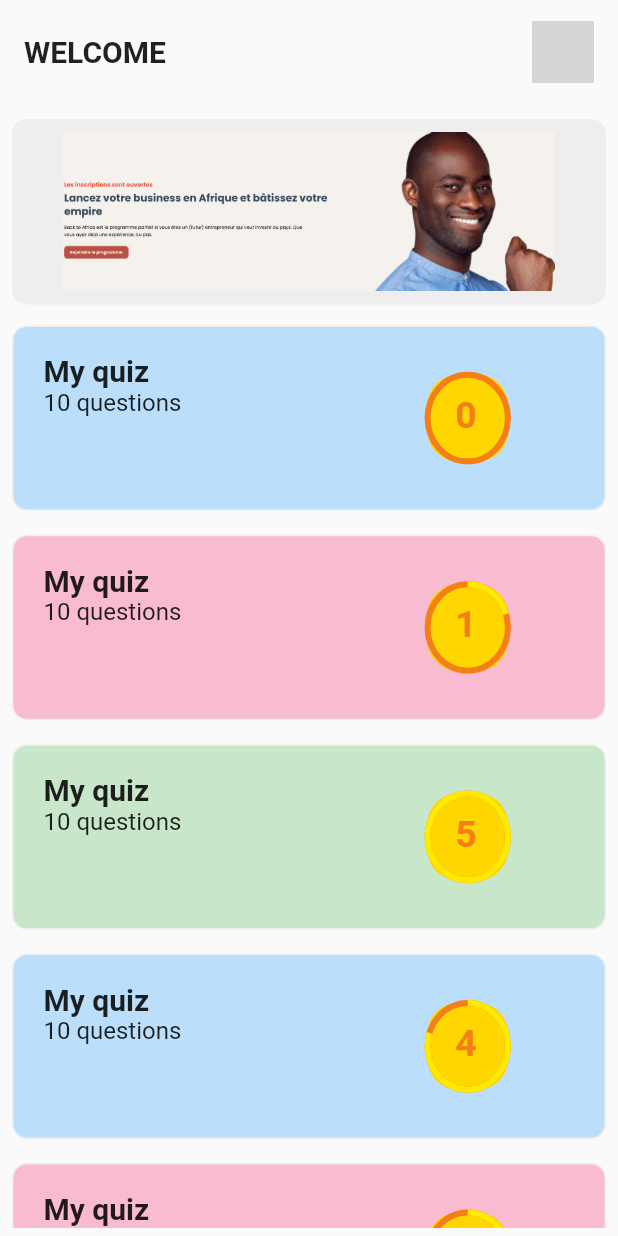
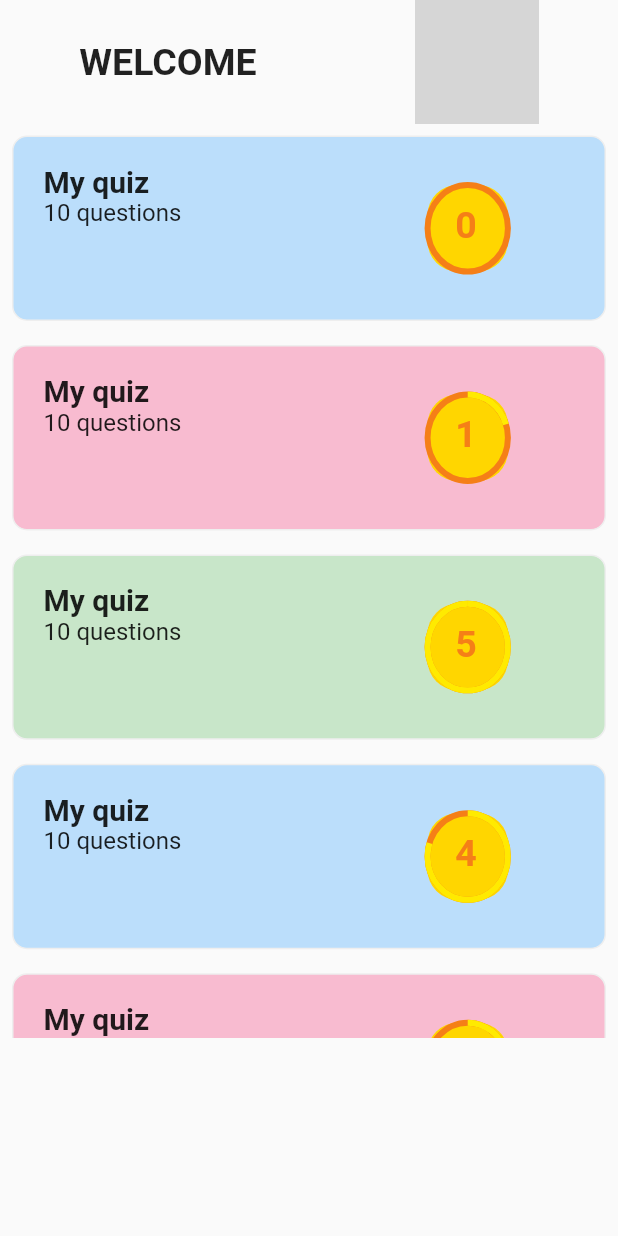
Before and after one commit to waymaiker/jangalma, a Flutter app: the ProfileScreen screen opened by its route, after a tap on the "close" icon, on a phone screen of 412 x 824 dp. Run offline on Flutter 3.47's test engine with Material 2 defaults, Android fonts, the phone set to English and light mode, and no system bars; our stand-ins replace cloud_firestore, firebase_auth, firebase_core, flutter_hooks, font_awesome_flutter, go_router and 1 more; missing offline and left inert: completethesentence, completetheword, hangingword, linear_progress_bar, readandrespond, selecttranslation and 3 more; accounts and stored records are empty; network calls fail; grey boxes are pictures that could not be loaded.

Commit message:
Adjust design on IOS

```diff
--- a/lib/helpers/constants.dart
+++ b/lib/helpers/constants.dart
@@ -1,5 +1,5 @@
 import 'package:flutter/material.dart';
 
-const Color FORTH_COLOR = Color.fromARGB(255, 255, 200, 45);
+const Color FORTH_COLOR = Color.fromRGBO(255, 222, 89, 1);
 
 enum ThemeModeCustom { system, on, off }
--- a/lib/screens/home_screen/home_screen.dart
+++ b/lib/screens/home_screen/home_screen.dart
@@ -1,7 +1,10 @@
+import 'dart:io';
+
 import 'package:flutter/material.dart';
 import 'package:flutter_hooks/flutter_hooks.dart';
 import 'package:go_router/go_router.dart';
 import 'package:hooks_riverpod/hooks_riverpod.dart';
+import 'package:jangalma/helpers/constants.dart';
 
 import 'package:jangalma/services/firebase_firestore_api_service.dart';
 
@@ -40,18 +43,12 @@ class HomeScreen extends HookWidget {
 
     return OverrideBackButtonWrapperWidget(
       child: Scaffold(
-        body: SizedBox(
-          height: MediaQuery.of(context).size.height,
-          width:  MediaQuery.of(context).size.width,
-          child: Column(
-            crossAxisAlignment: CrossAxisAlignment.start,
+        body: Column(
+          crossAxisAlignment: CrossAxisAlignment.center,
           children: [
             const HomeTopCard(),
-              SizedBox(height: MediaQuery.of(context).size.height*0.005),
-              const HomePublicity(),
             HomeContentWidget(widgets: widgets),
           ],
-          ),
         ),
       )
     );
@@ -66,7 +63,10 @@ class HomePublicity extends StatelessWidget {
     return GestureDetector(
       onTap: () => {},
       child: Padding(
-        padding: const EdgeInsets.symmetric(horizontal: 8.0, vertical: 6.0),
+        padding: const EdgeInsets.symmetric(
+          horizontal: 8.0,
+          vertical: 6.0
+        ),
         child: CardItemContainerWidget(
           widget: Container(
             padding: const EdgeInsets.all(8.0),
@@ -84,21 +84,31 @@ class HomeTopCard extends StatelessWidget {
   @override
   Widget build(BuildContext context) {
     const String image = "https://cdn.pixabay.com/photo/2017/02/16/23/10/smile-2072907_1280.jpg";
-    return Padding(
-      padding: const EdgeInsets.symmetric(horizontal: 8.0, vertical: 6.0),
-      child: Container(
-        padding: const EdgeInsets.all(8.0),
-        child: Row(
-          mainAxisAlignment: MainAxisAlignment.spaceBetween,
+    return Platform.isIOS
+      ? Container(
+          color: FORTH_COLOR,
+          height: MediaQuery.of(context).size.height*.2,
+          child: topCardContent(context, image),
+        )
+      : topCardContent(context, image);
+  }
+
+  Row topCardContent(BuildContext context, String image) {
+    return Row(
+      mainAxisAlignment: MainAxisAlignment.spaceAround,
       children: [
-            const Text("WELCOME", style: TextStyle(fontSize: 20, fontWeight: FontWeight.bold)),
+        const Text(
+          "WELCOME",
+          style: TextStyle(
+            fontSize: 25,
+            fontWeight: FontWeight.bold
+          )
+        ),
         GestureDetector(
           onTap: () => GoRouter.of(context).go('/profile'),
-              child: const ImageWidget(src: image, sizeIcon: 1)
+          child: ImageWidget(src: image, sizeIcon: 2)
         )
       ],
-        ),
-      ),
     );
   }
 }
--- a/lib/screens/home_screen/widgets/card_item_home_widget.dart
+++ b/lib/screens/home_screen/widgets/card_item_home_widget.dart
@@ -1,3 +1,5 @@
+import 'dart:io';
+
 import 'package:flutter/material.dart';
 import 'package:go_router/go_router.dart';
 
@@ -66,8 +68,12 @@ class CardItemLevel extends StatelessWidget {
   @override
   Widget build(BuildContext context) {
     return Container(
-      width: MediaQuery.of(context).size.width*.13,
-      height: MediaQuery.of(context).size.height*.07,
+      width: Platform.isIOS
+        ? MediaQuery.of(context).size.width*.1
+        : MediaQuery.of(context).size.width*.13,
+      height: Platform.isIOS
+        ? MediaQuery.of(context).size.height*.05
+        : MediaQuery.of(context).size.height*.07,
       decoration: BoxDecoration(
         color: Colors.yellowAccent.shade700,
         borderRadius: const BorderRadius.all(
@@ -79,12 +85,12 @@ class CardItemLevel extends StatelessWidget {
         fit: StackFit.passthrough,
         children: [
           Positioned(
-            left: MediaQuery.of(context).size.width*.045,
-            top: MediaQuery.of(context).size.height*.015,
+            left:Platform.isIOS ? MediaQuery.of(context).size.width*.035 : MediaQuery.of(context).size.width*.045,
+            top: Platform.isIOS ? MediaQuery.of(context).size.height*.012 : MediaQuery.of(context).size.height*.015,
             child: Text(
               level.toString(),
               style: TextStyle(
-                fontSize: 25,
+                fontSize: Platform.isIOS ? 20 : 25,
                 color: Colors.yellow.shade900,
                 fontWeight: FontWeight.bold
               ),
--- a/lib/screens/home_screen/widgets/home_content.dart
+++ b/lib/screens/home_screen/widgets/home_content.dart
@@ -1,3 +1,5 @@
+import 'dart:io';
+
 import 'package:flutter/material.dart';
 
 class HomeContentWidget extends StatelessWidget {
@@ -9,18 +11,17 @@ class HomeContentWidget extends StatelessWidget {
 
   @override
   Widget build(BuildContext context) {
-    return Column(
-      children: [
-        SizedBox(
-          height: MediaQuery.of(context).size.height*.74,
+    return SizedBox(
+      height: Platform.isIOS
+        ? MediaQuery.of(context).size.height*.8
+        : MediaQuery.of(context).size.height*.74,
       child: ListView.builder(
+        padding: EdgeInsets.zero,
         itemCount: widgets.length,
         itemBuilder: (context, index){
           return widgets[index];
         },
       ),
-        )
-      ],
     );
   }
 }
--- a/lib/screens/profile_screen/profile_screen.dart
+++ b/lib/screens/profile_screen/profile_screen.dart
@@ -36,9 +36,7 @@ class ProfileScreen extends HookWidget {
 
     return OverrideBackButtonWrapperWidget(
       child: Scaffold(
-        body: Padding(
-          padding: const EdgeInsets.all(8.0),
-          child: SingleChildScrollView(
+        body: SingleChildScrollView(
           child: Column(
             children: [
               const TopBarWidget(text: "PROFILE"),
@@ -78,7 +76,6 @@ class ProfileScreen extends HookWidget {
           ),
         ),
       ),
-      ),
     );
   }
 
@@ -88,7 +85,7 @@ class ProfileScreen extends HookWidget {
         children: [
           ImageWidget(
             src: viewModel.photoURL,
-            sizeIcon: 2,
+            sizeIcon: 3,
           ),
           profileName(viewModel.user.fullName),
           pseudoTag(viewModel.user.pseudoTag),
--- a/lib/screens/profile_screen/widgets/profile_item_information_widget.dart
+++ b/lib/screens/profile_screen/widgets/profile_item_information_widget.dart
@@ -26,14 +26,16 @@ class ProfileItemInformationWidget extends StatelessWidget {
 
   @override
   Widget build(BuildContext context) {
-    return CardItemContainerWidget(
+    return Padding(
+      padding: const EdgeInsets.all(8.0),
+      child: CardItemContainerWidget(
         borderColor: borderColor,
         backgroundColor: backgroundColor,
         isSmall: !editInput,
         widget: Padding(
-       padding: Platform.isAndroid
-        ? const EdgeInsets.all(8.0)
-        : const EdgeInsets.all(2.0),
+         padding: Platform.isIOS
+          ? const EdgeInsets.all(2.0)
+          : const EdgeInsets.all(8.0),
          child: Row(
            children: [
               SizedBox(width: MediaQuery.of(context).size.width*.01),
@@ -43,6 +45,7 @@ class ProfileItemInformationWidget extends StatelessWidget {
             ],
           ),
         )
+      ),
     );
   }
 
--- a/lib/services/router_app_service.dart
+++ b/lib/services/router_app_service.dart
@@ -20,7 +20,7 @@ class ScreenPaths {
 }
 
 final appRouter = GoRouter(
-  initialLocation: '/',
+  initialLocation: '/home',
   routes: [
     AppRoute(ScreenPaths.signup, (_) => const SignUpScreen(), useFade: true),
     AppRoute(ScreenPaths.home, (_) => const HomeScreen(), useFade: true),
--- a/lib/widgets/card_item_container_widget.dart
+++ b/lib/widgets/card_item_container_widget.dart
@@ -1,3 +1,5 @@
+import 'dart:io';
+
 import 'package:flutter/material.dart';
 
 class CardItemContainerWidget extends StatelessWidget {
@@ -19,7 +21,9 @@ class CardItemContainerWidget extends StatelessWidget {
       width: MediaQuery.of(context).size.width,
       height: isSmall
         ? MediaQuery.of(context).size.height*.08
-        : MediaQuery.of(context).size.height*.15,
+        : Platform.isIOS
+          ? MediaQuery.of(context).size.height*.1
+          : MediaQuery.of(context).size.height*.15,
       decoration: boxDecoration(),
       child: widget
     );
--- a/lib/widgets/exit_button_widget.dart
+++ b/lib/widgets/exit_button_widget.dart
@@ -1,3 +1,5 @@
+import 'dart:io';
+
 import 'package:flutter/material.dart';
 import 'package:go_router/go_router.dart';
 
@@ -7,6 +9,9 @@ class ExitButtonWidget extends StatelessWidget {
 
   @override
   Widget build(BuildContext context) {
+     Color color = Platform.isIOS
+      ? const Color.fromRGBO(245, 245, 245, 1)
+      : const Color.fromRGBO(224, 224, 224, 1);
     return GestureDetector(
       onTap: () => GoRouter.of(context).go('/home'),
       child: Padding(
@@ -16,7 +21,7 @@ class ExitButtonWidget extends StatelessWidget {
           decoration: BoxDecoration(
             border: Border.all(
               width: 1,
-              color: Colors.grey.shade300,
+              color: color,
             ),
             borderRadius: const BorderRadius.all(
               Radius.circular(20)
--- a/lib/widgets/image_widget.dart
+++ b/lib/widgets/image_widget.dart
@@ -20,12 +20,12 @@ class ImageWidget extends StatelessWidget {
         height = MediaQuery.of(context).size.height*.05;
         break;
       case 2:
+        width = MediaQuery.of(context).size.width*.2;
+        height = MediaQuery.of(context).size.height*.1;
+        break;
+      case 3:
         width = MediaQuery.of(context).size.width*.4;
         height = MediaQuery.of(context).size.height*.2;
-        break;
-      case 3:
-        width = MediaQuery.of(context).size.width*.1;
-        height = MediaQuery.of(context).size.height*.05;
         break;
       default:
         width = MediaQuery.of(context).size.width*.15;
--- a/lib/widgets/progressivebar_widget.dart
+++ b/lib/widgets/progressivebar_widget.dart
@@ -1,3 +1,5 @@
+import 'dart:io';
+
 import 'package:flutter/material.dart';
 import 'package:linear_progress_bar/linear_progress_bar.dart';
 
@@ -16,6 +18,10 @@ class ProgressionBar extends StatelessWidget {
 
   @override
   Widget build(BuildContext context) {
+    Color color = Platform.isIOS
+      ? const Color.fromRGBO(245, 245, 245, 1)
+      : const Color.fromRGBO(224, 224, 224, 1);
+
     final height = extraThin
       ? MediaQuery.of(context).size.height*0.0057
       : MediaQuery.of(context).size.height*0.015;
@@ -29,7 +35,7 @@ class ProgressionBar extends StatelessWidget {
           color: Colors.white,
           border: Border.all(
             width: 1,
-            color: Colors.grey.shade300
+            color: color
           ),
           borderRadius: const BorderRadius.all(
             Radius.circular(5)
@@ -40,7 +46,7 @@ class ProgressionBar extends StatelessWidget {
           progressType: LinearProgressBar.progressTypeLinear,
           currentStep: currentStep,
           progressColor: chooseCurrentColor(currentStep),
-          backgroundColor: Colors.grey.shade300,
+          backgroundColor: color
         )
       ),
     );
--- a/lib/widgets/topbar_widget.dart
+++ b/lib/widgets/topbar_widget.dart
@@ -1,4 +1,5 @@
 import 'package:flutter/material.dart';
+import 'package:jangalma/helpers/constants.dart';
 
 import 'package:jangalma/widgets/exit_button_widget.dart';
 
@@ -15,7 +16,11 @@ class TopBarWidget extends StatelessWidget {
 
   @override
   Widget build(BuildContext context) {
-    return Row(
+    return Container(
+      color: FORTH_COLOR,
+      padding: EdgeInsets.only(top: MediaQuery.of(context).size.height*.05),
+      margin: EdgeInsets.only(bottom: MediaQuery.of(context).size.height*.01),
+      child: Row(
         mainAxisAlignment: MainAxisAlignment.spaceBetween,
         crossAxisAlignment: CrossAxisAlignment.center,
         children: [
@@ -24,6 +29,7 @@ class TopBarWidget extends StatelessWidget {
             : widget,
           const ExitButtonWidget()
         ],
+      ),
     );
   }
 
```
Lines whose indentation alone changed are shown as unchanged.
